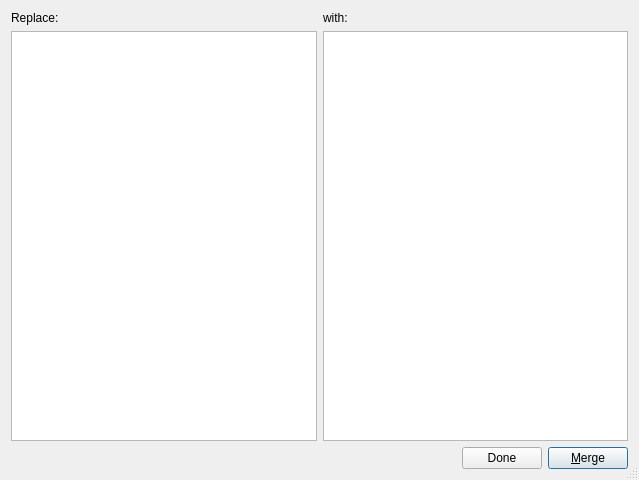
First picture: the form in copasi/UI/CQMergingData.ui, repository copasi/COPASI, before the edit.
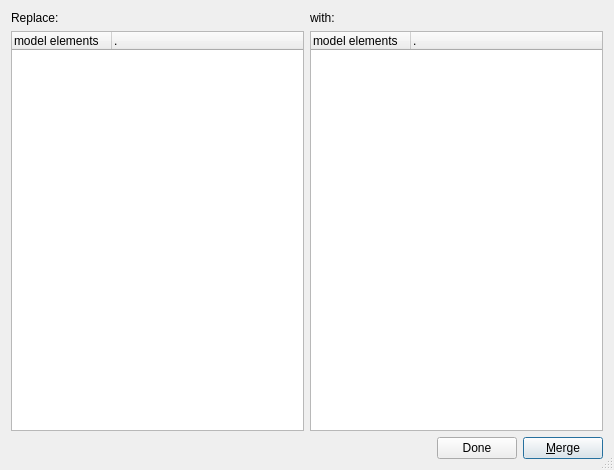
Second picture: the form after the edit.

The edit to the form file:
```diff
--- a/copasi/UI/CQMergingData.ui
+++ b/copasi/UI/CQMergingData.ui
@@ -7,8 +7,8 @@
    <rect>
     <x>0</x>
     <y>0</y>
-    <width>639</width>
-    <height>480</height>
+    <width>614</width>
+    <height>470</height>
    </rect>
   </property>
   <property name="windowTitle">
@@ -34,29 +34,39 @@
        </property>
       </widget>
      </item>
+     <item row="1" column="1">
+      <widget class="QTreeWidget" name="mpTree2">
+       <attribute name="headerVisible">
+        <bool>true</bool>
+       </attribute>
+       <column>
+        <property name="text">
+         <string notr="true">model elements</string>
+        </property>
+       </column>
+       <column>
+        <property name="text">
+         <string>.</string>
+        </property>
+       </column>
+      </widget>
+     </item>
      <item row="1" column="0">
       <widget class="QTreeWidget" name="mpTree1">
        <property name="selectionBehavior">
         <enum>QAbstractItemView::SelectItems</enum>
        </property>
        <attribute name="headerVisible">
-        <bool>false</bool>
+        <bool>true</bool>
        </attribute>
        <column>
         <property name="text">
-         <string notr="true">1</string>
+         <string notr="true">model elements</string>
         </property>
        </column>
-      </widget>
-     </item>
-     <item row="1" column="1">
-      <widget class="QTreeWidget" name="mpTree2">
-       <attribute name="headerVisible">
-        <bool>false</bool>
-       </attribute>
        <column>
         <property name="text">
-         <string notr="true">1</string>
+         <string>.</string>
         </property>
        </column>
       </widget>
```
Left out of the diff: 2 changed lines with no effect on the pictures.
